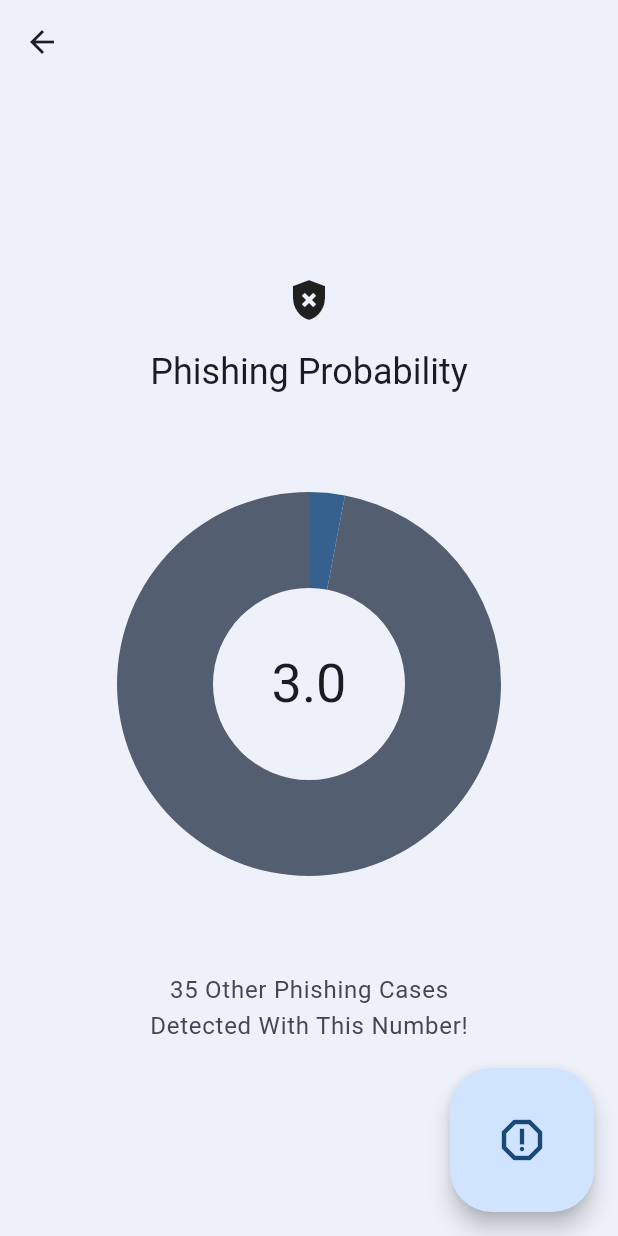
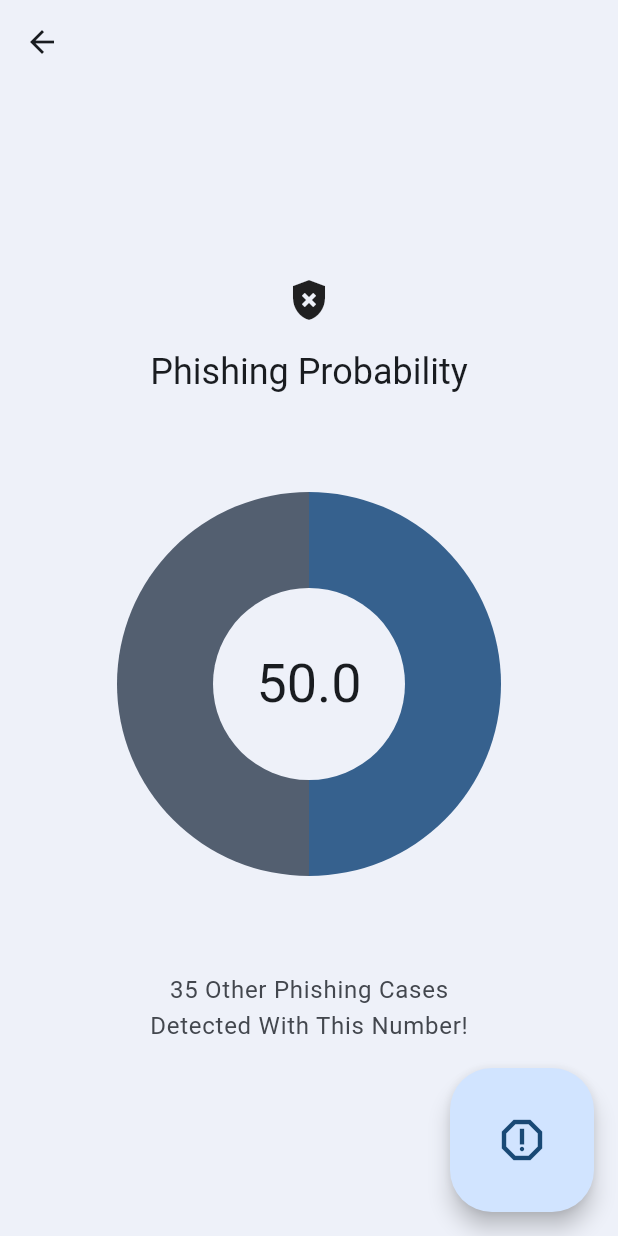
Before and after one commit to KAIST-Google-Solution-Challenge/frontend, a Flutter app: the AnalysisView screen opened directly with empty values, on a phone screen of 412 x 824 dp. Run offline on Flutter 3.47's test engine with Material 2 defaults, Android fonts, the phone set to English and light mode, and no system bars; our stand-ins replace dio, loading_animation_widget, permission_handler; missing offline and left inert: call_log, telephony; network calls fail.

Commit message:
implement call analyze 2

```diff
--- a/lib/controller/call_controller.dart
+++ b/lib/controller/call_controller.dart
@@ -21,7 +21,7 @@ class CallController {
   String _getFilePath(String fileName) {
     // const directory = '/root/Voice Recorder';
     // var directory = await getDownloadsDirectory();
-    Directory directory = Directory('/storage/emulated/0/Download');
+    Directory directory = Directory('/storage/Recordings/Call');
     return "${directory.path}/$fileName";
   }
 
@@ -43,14 +43,14 @@ class CallController {
           data: formDate);
       if (response.statusCode == 200) {
         print('File uploaded successfully');
-        return 1;
+        return double.parse(response.data);
       } else {
         print('File upload failed');
-        return 2;
+        return 50;
       }
     } catch (e) {
       print(e);
-      return 3;
+      return 50;
     }
   }
 }
--- a/lib/view/analysis_view.dart
+++ b/lib/view/analysis_view.dart
@@ -52,7 +52,8 @@ class _AnalysisViewState extends State<AnalysisView> {
         floatingActionButtonLocation: FloatingActionButtonLocation.endFloat,
         body: Center(
           child: FutureBuilder(
-            future: callController.analyze('sample.m4a'),
+            future: callController
+                .analyze('통화 녹음 변경호(카이, 일화실 7조)_230312_161137.m4a'),
             builder: (context, snapshot) {
               if (snapshot.hasData) {
                 return Column(
```
